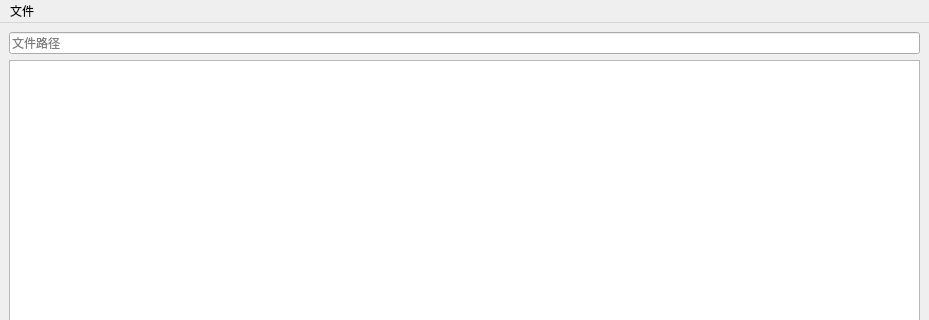
First picture: the form in src/processtext.ui, repository ACodeHX/ProcessText, before the edit; both pictures show x 0 to 929 and y 0 to 320 of the 929 by 690 pixel window.
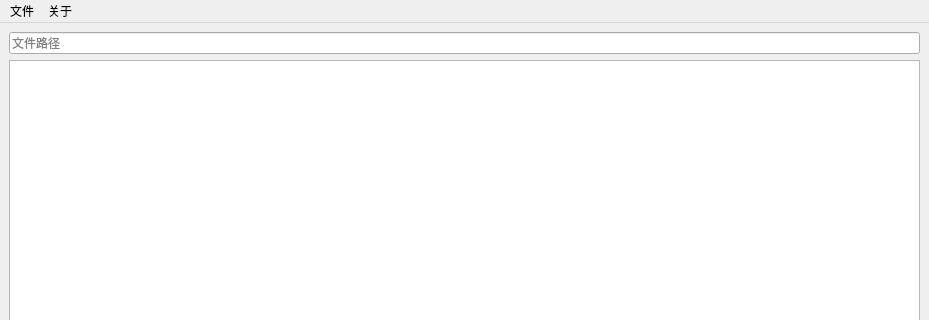
Second picture: the form after the edit. Icons and pictures are not drawn.

Commit message: Feature:Repeat last action

What changed in the file:
```diff
--- a/src/processtext.ui
+++ b/src/processtext.ui
@@ -346,7 +346,13 @@
     <addaction name="redoaction"/>
     <addaction name="closeaction"/>
    </widget>
+   <widget class="QMenu" name="menu_2">
+    <property name="title">
+     <string>关于</string>
+    </property>
+   </widget>
    <addaction name="menu"/>
+   <addaction name="menu_2"/>
   </widget>
   <widget class="QStatusBar" name="statusbar"/>
   <action name="openaction">
```
Left out of the diff: 15 changed lines with no effect on the pictures. The commit also changes 2 other files.
